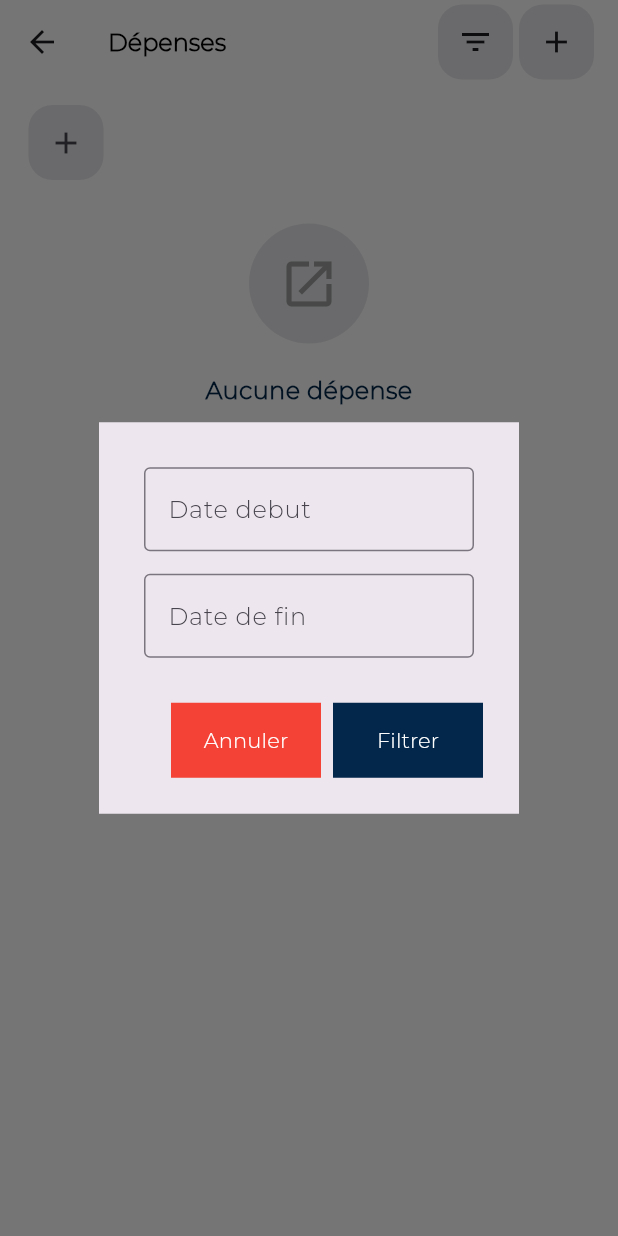
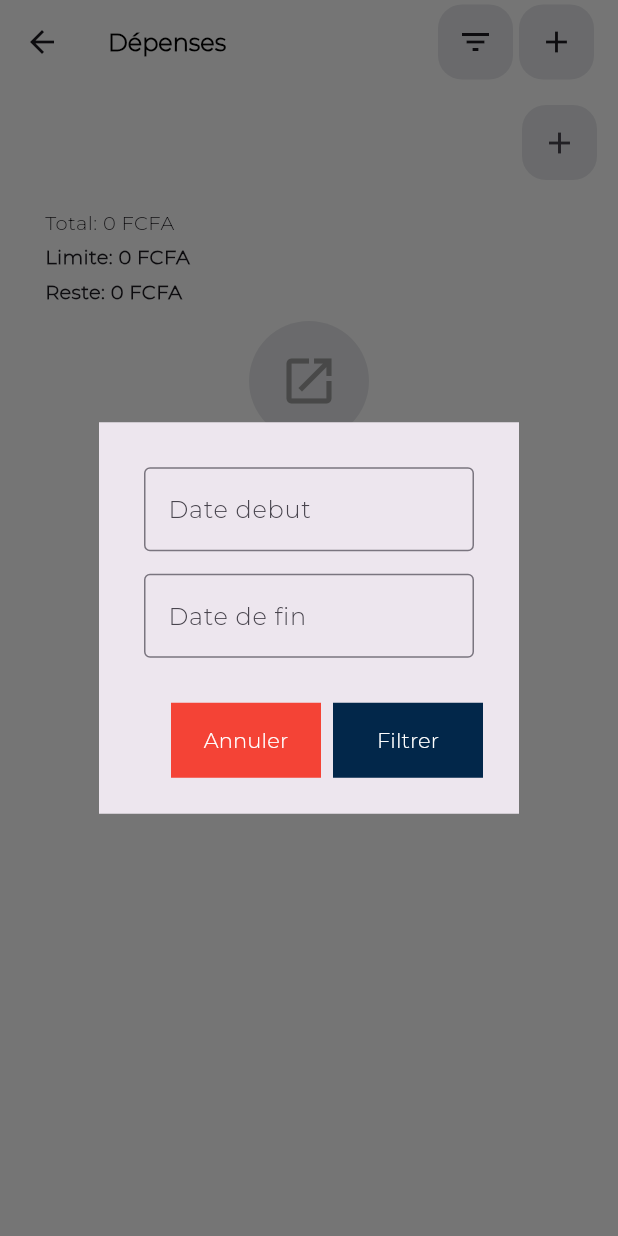
Before and after one commit to ronaldo98-c/spent_management_mobile_app, a Flutter app: the SpentListScreen screen opened directly, after a tap on the "add" icon, after a tap on the "filter list" icon, on a phone screen of 412 x 824 dp. Run offline on Flutter 3.47's test engine with Material 3 defaults, Android fonts, the light colour scheme and no system bars; drawn by our look-alikes of skeletonizer; our stand-ins replace equatable, fl_chart, flutter_bloc, flutter_secure_storage, fluttertoast; accounts and stored records are empty; network calls fail; project files that could hold a hidden picture were left out.

Commit message:
feat: Changed the date filter on expenses, fixed the issue with displaying months on the graph that allows you to display expenses by year, and fixed the vertical scrolling of groups in the expense list section.

```diff
--- a/lib/constants/constant.dart
+++ b/lib/constants/constant.dart
@@ -9,7 +9,7 @@ class Constants {
   static var singleGreyColor =  const Color.fromRGBO(231, 232, 235,1);
 
 
-   static List<String> months = [
+  static List<String> months = [
     'Jan', 'Fév', 'Mar', 'Avr', 'Mai', 'Juin', 'Juil', 'Aoû', 'Sep', 'Oct', 'Nov', 'Déc'
   ];
 }
--- a/lib/constants/network_constants.dart
+++ b/lib/constants/network_constants.dart
@@ -1,7 +1,8 @@
 
 class NetworkConstants {
   // base url
-  static const String baseURL = "https://spent-api.easysend.cm/api/";
+  //static const String baseURL = "https://spent-api.easysend.cm/api/";
+  static const String baseURL = "http://127.0.0.1:8000/api/";
 
   // endpoints
   static const String registerAPI = "register";
--- a/lib/screens/spent_list.dart
+++ b/lib/screens/spent_list.dart
@@ -163,12 +163,15 @@ class _SpentListScreenState extends State<SpentListScreen> {
             children: [
               Row(
                 children: [
-                  GroupWidget(
+                  Expanded(
+                    child: GroupWidget(
                       groups: groups,
                       isLoadingGroups: isLoadingGroups,
                       fetchSpents: fetchSpents,
                       selectedChipIndex: selectedChipIndex,
-                      updateSelectedChip: updateSelectedChip),
+                      updateSelectedChip: updateSelectedChip,
+                    ),
+                  ),
                   const SizedBox(width: 5),
                   Container(
                     width: 50,
@@ -179,8 +182,7 @@ class _SpentListScreenState extends State<SpentListScreen> {
                     ),
                     child: IconButton(
                       onPressed: () {
-                        AddGroup.showAddModal(
-                            context, groups, updateGroupList); // Show modal
+                        AddGroup.showAddModal(context, groups, updateGroupList); // Show modal
                       },
                       icon: const Icon(Icons.add),
                     ),
@@ -193,7 +195,6 @@ class _SpentListScreenState extends State<SpentListScreen> {
                 child: Column(
                   crossAxisAlignment: CrossAxisAlignment.start,
                   children: [
-                    if (spentList.isNotEmpty)
                     Column(
                       crossAxisAlignment:
                           CrossAxisAlignment.start, // Aligner à gauche
@@ -204,10 +205,17 @@ class _SpentListScreenState extends State<SpentListScreen> {
                           "Total: ${spentList.fold(0, (sum, item) => sum + (item.amount))} FCFA",
                           style: const TextStyle(fontSize: 13),
                         ),
-                          const SizedBox(
-                              height: 4), // Espacement entre les textes
+                        const SizedBox(height: 4), // Espacement entre les textes
                         Text(
-                            "Limit: ${groups.firstWhere((group) => group.id == selectedChipIndex, orElse: () => Group(id: 0, spendingLimit: 0, createdAt: '')).spendingLimit} FCFA",
+                          "Limite: ${groups.firstWhere((group) => group.id == selectedChipIndex, orElse: () => Group(id: 0, spendingLimit: 0, createdAt: '')).spendingLimit} FCFA",
+                          style: const TextStyle(
+                            fontSize: 13,
+                            fontWeight: FontWeight.bold,
+                          ),
+                        ),
+                        const SizedBox(height: 4),
+                        Text(
+                          "Reste: ${groups.firstWhere((group) => group.id == selectedChipIndex, orElse: () => Group(id: 0, spendingLimit: 0, createdAt: '')).spendingLimit - spentList.fold(0, (sum, item) => sum + (item.amount))} FCFA",
                           style: const TextStyle(
                             fontSize: 13,
                             fontWeight: FontWeight.bold,
--- a/lib/screens/widgets/filter_modal.dart
+++ b/lib/screens/widgets/filter_modal.dart
@@ -129,7 +129,7 @@ class FilterModal {
 
         // Vérifier si la date est dans l'intervalle
         return spentDate
-                .isAfter(filterStartDate.subtract(const Duration(days: 1))) &&
+                .isAfter(filterStartDate) &&
             spentDate.isBefore(filterEndDate.add(const Duration(days: 1)));
       }).toList();
 
--- a/lib/screens/widgets/group.dart
+++ b/lib/screens/widgets/group.dart
@@ -26,26 +26,35 @@ class _GroupWidgetState extends State<GroupWidget> {
 
   @override
   Widget build(BuildContext context) {
-    return SingleChildScrollView(
+    return SizedBox(
+      height: 50,
+      child: SingleChildScrollView(
         scrollDirection: Axis.horizontal,
-      child: widget.isLoadingGroups // Vérification de l'état de chargement
-          ? Padding(
+        physics: const BouncingScrollPhysics(),
+        child: Container(
           padding: const EdgeInsets.symmetric(horizontal: 7),
-              child: Row(
-                  mainAxisAlignment: MainAxisAlignment.spaceAround,
-                  children: List.generate(4, (index) => buildChip())),
+          child: widget.isLoadingGroups
+              ? Row(
+                  mainAxisSize: MainAxisSize.min,
+                  children: List.generate(4, (index) =>
+                    Padding(
+                      padding: const EdgeInsets.only(right: 14),
+                      child: buildChip(),
+                    ),
+                  ),
                 )
               : Row(
-              children: widget.groups.map((group) {
-                // Utilisation de widget.groups
+                  mainAxisSize: MainAxisSize.min,
+                  children: widget.groups.expand((group) {
                     int index = group.id;
-                return GestureDetector(
+                    return [
+                      Padding(
+                        padding: const EdgeInsets.only(right: 14),
+                        child: GestureDetector(
                           onTap: () {
                             widget.updateSelectedChip(index);
                             widget.fetchSpents(group.id);
                           },
-                  child: Padding(
-                    padding: const EdgeInsets.symmetric(horizontal: 7),
                           child: Chip(
                             label: Text(
                               group.name ?? '',
@@ -53,18 +62,16 @@ class _GroupWidgetState extends State<GroupWidget> {
                                 fontWeight: FontWeight.w500,
                                 fontSize: 16,
                                 color: widget.selectedChipIndex == index
-                              ? Colors.white // Couleur lorsque sélectionné
-                              : Constants.greyColor
-                        )
+                                    ? Colors.white
+                                    : Constants.greyColor,
+                              ),
                             ),
                             backgroundColor: widget.selectedChipIndex == index
-                          ? Constants
-                              .darkBlueColor // Couleur lorsque sélectionné
+                                ? Constants.darkBlueColor
                                 : Constants.singleGreyColor,
                             side: BorderSide(
                               color: widget.selectedChipIndex == index
-                            ? Constants
-                                .darkBlueColor // Couleur de bordure lorsque sélectionné
+                                  ? Constants.darkBlueColor
                                   : Constants.singleGreyColor,
                             ),
                             shape: RoundedRectangleBorder(
@@ -72,8 +79,11 @@ class _GroupWidgetState extends State<GroupWidget> {
                             ),
                           ),
                         ),
-                );
+                      ),
+                    ];
                   }).toList(),
+                ),
+        ),
       ),
     );
   }
```
Also changed, not shown: lib/screens/statistic/bar_chart.dart (+23 -11 lines). Lines whose indentation alone changed are shown as unchanged.
